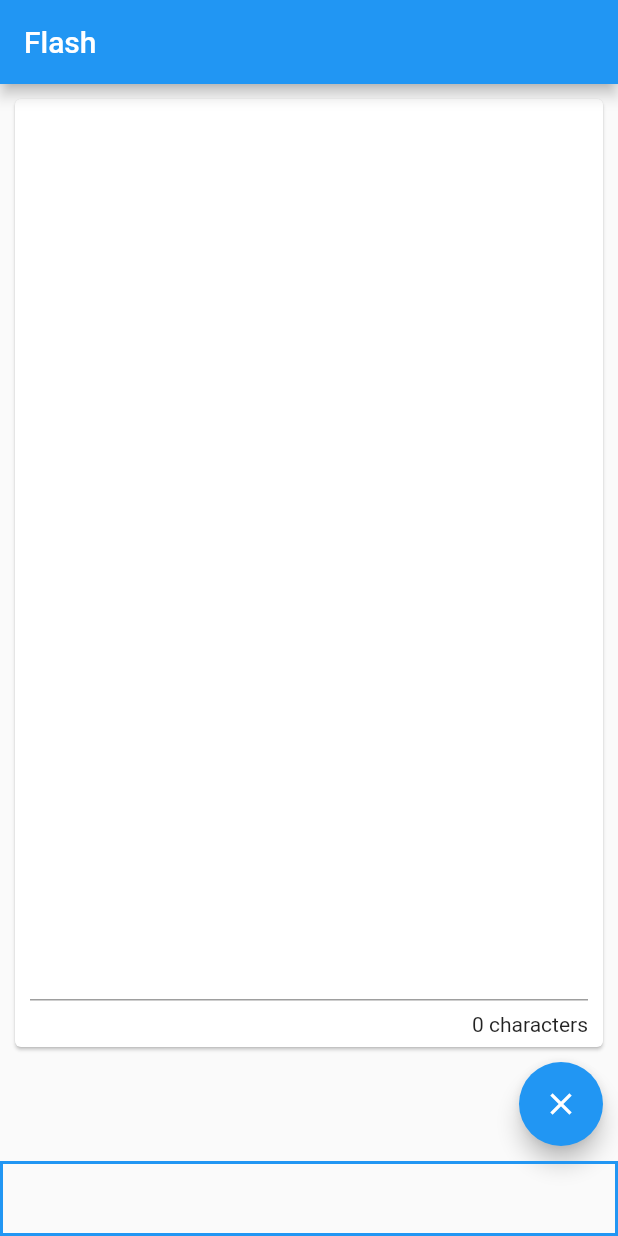
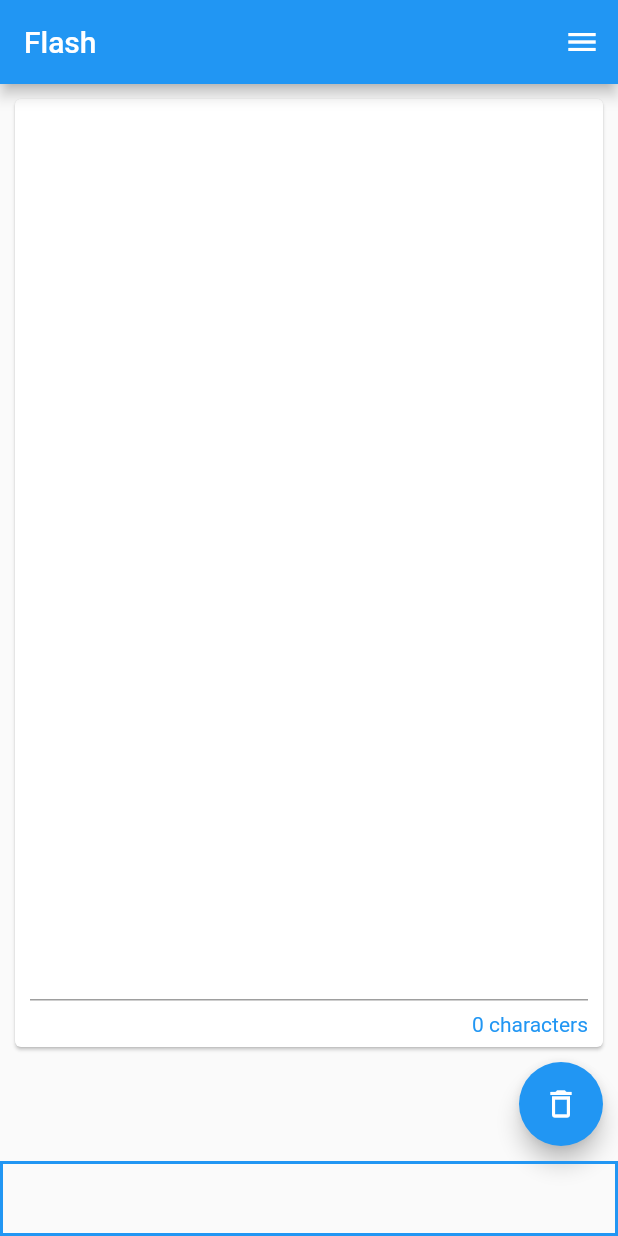
Before and after one commit to muhiro12/flash, a Flutter app: the screen it shows after launch, on a phone screen of 412 x 824 dp. Run offline on Flutter 3.47's test engine with Material 2 defaults, Android fonts, the light colour scheme and no system bars.

Commit message:
Implements logic for changing color theme of app

```diff
--- a/lib/main.dart
+++ b/lib/main.dart
@@ -1,6 +1,7 @@
 import 'package:flash/app_builder.dart';
 import 'package:flutter/cupertino.dart';
 import 'package:flutter/material.dart';
+import 'package:flutter/rendering.dart';
 
 void main() => runApp(MyApp());
 
@@ -42,7 +43,62 @@ class _MyHomePageState extends State<MyHomePage> {
     return Text(
       '$currentLength characters',
       textAlign: TextAlign.end,
+      style: TextStyle(color: Theme.of(context).accentColor),
     );
+  }
+
+  Widget _drawerTileTheme() {
+    double spacing = 5;
+    return ListTile(
+      leading: Text('Theme'),
+      title: Container(
+        height: 120,
+        child: GridView.count(
+          crossAxisCount: 2,
+          scrollDirection: Axis.horizontal,
+          mainAxisSpacing: spacing,
+          crossAxisSpacing: spacing,
+          padding: EdgeInsets.all(spacing),
+          children: <Widget>[
+            _colorChip(Colors.pink),
+            _colorChip(Colors.red),
+            _colorChip(Colors.deepOrange),
+            _colorChip(Colors.orange),
+            _colorChip(Colors.amber),
+            _colorChip(Colors.yellow),
+            _colorChip(Colors.lime),
+            _colorChip(Colors.lightGreen),
+            _colorChip(Colors.green),
+            _colorChip(Colors.teal),
+            _colorChip(Colors.cyan),
+            _colorChip(Colors.lightBlue),
+            _colorChip(Colors.blue),
+            _colorChip(Colors.indigo),
+            _colorChip(Colors.purple),
+            _colorChip(Colors.deepPurple),
+            _colorChip(Colors.blueGrey),
+            _colorChip(Colors.brown),
+            _colorChip(Colors.grey),
+          ],
+        ),
+      ),
+    );
+  }
+
+  Widget _colorChip(
+    Color color,
+  ) {
+    return FloatingActionButton(
+      backgroundColor: color,
+      elevation: 3,
+      onPressed: () => _changeTheme(color),
+      child: MyApp._color == color ? Icon(Icons.check) : null,
+    );
+  }
+
+  void _changeTheme(Color color) {
+    MyApp._color = color;
+    AppBuilder.of(context).rebuild();
   }
 
   void _clear() {
@@ -56,6 +112,21 @@ class _MyHomePageState extends State<MyHomePage> {
     return Scaffold(
       appBar: AppBar(
         title: Text(widget.title),
+      ),
+      endDrawer: Drawer(
+        child: ListView(
+          children: <Widget>[
+            DrawerHeader(
+              child: Text(
+                'Header',
+                style: TextStyle(
+                  color: Theme.of(context).primaryColor,
+                ),
+              ),
+            ),
+            _drawerTileTheme()
+          ],
+        ),
       ),
       body: SafeArea(
         child: Column(
@@ -87,7 +158,7 @@ class _MyHomePageState extends State<MyHomePage> {
               child: FloatingActionButton(
                 onPressed: _clear,
                 tooltip: 'Clear',
-                child: Icon(Icons.clear),
+                child: Icon(Icons.delete_outline),
               ),
             ),
             Container(
```
